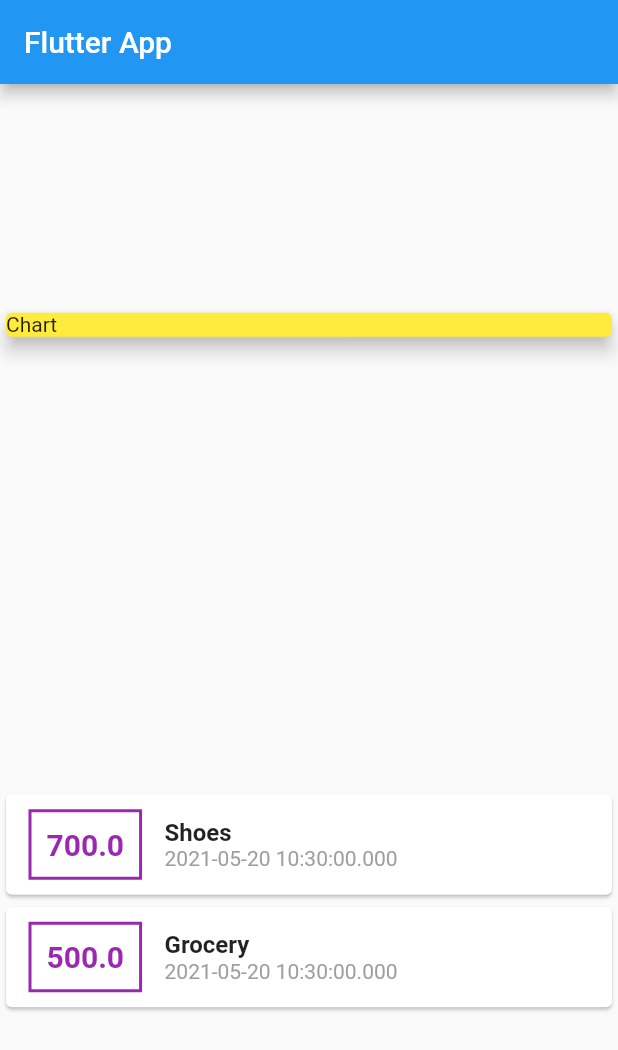
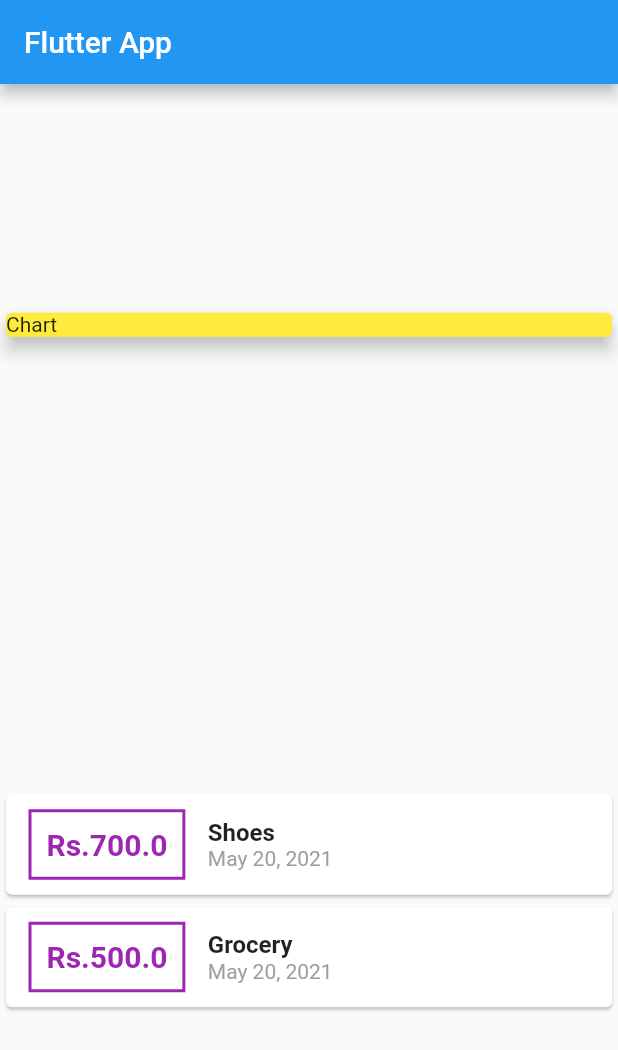
Before and after one commit to ShivamRajSingh/Expenses-App, a Flutter app: the screen it shows after launch, on a phone screen of 412 x 824 dp. Shown: the top 1050 px of the screen. Run offline on Flutter 3.47's test engine with Material 2 defaults, Android fonts, the phone set to English and light mode, and no system bars.

```diff
--- a/lib/main.dart
+++ b/lib/main.dart
@@ -1,4 +1,5 @@
 import 'package:flutter/material.dart';
+import 'package:intl/intl.dart';
 
 import './transaction.dart';
 
@@ -64,7 +65,7 @@ class MyHomePage extends StatelessWidget {
                       )),
                       padding: EdgeInsets.all(10),
                       child: Text(
-                        tx.amount.toString(),
+                        'Rs.${tx.amount}',
                         style: TextStyle(
                           color: Colors.purple,
                           fontWeight: FontWeight.bold,
@@ -83,7 +84,7 @@ class MyHomePage extends StatelessWidget {
                           ),
                         ),
                         Text(
-                          tx.date.toString(),
+                          DateFormat.yMMMMd().format(tx.date),
                           style: TextStyle(
                             color: Colors.grey,
                           ),
--- a/pubspec.yaml
+++ b/pubspec.yaml
@@ -23,7 +23,7 @@ environment:
 dependencies:
   flutter:
     sdk: flutter
-
+  intl: ^0.17.0
 
   # The following adds the Cupertino Icons font to your application.
   # Use with the CupertinoIcons class for iOS style icons.
```
Also changed, not shown: pubspec.lock.
